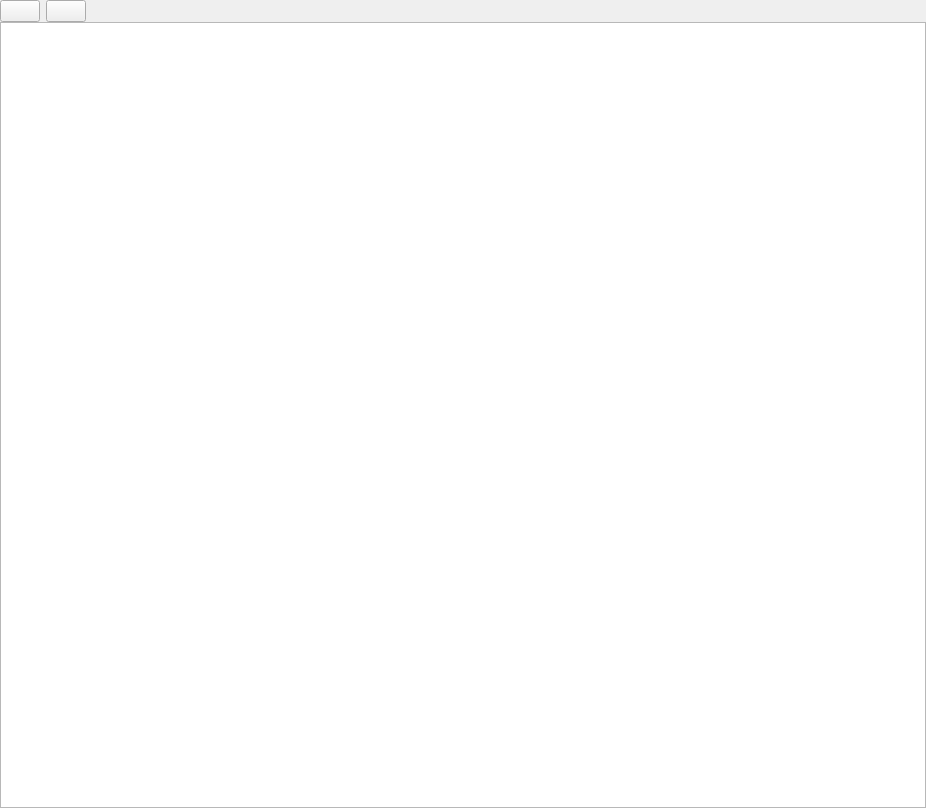
Old version of the form manager/src/UsersWidget.ui in the repository porkmarks/sense.
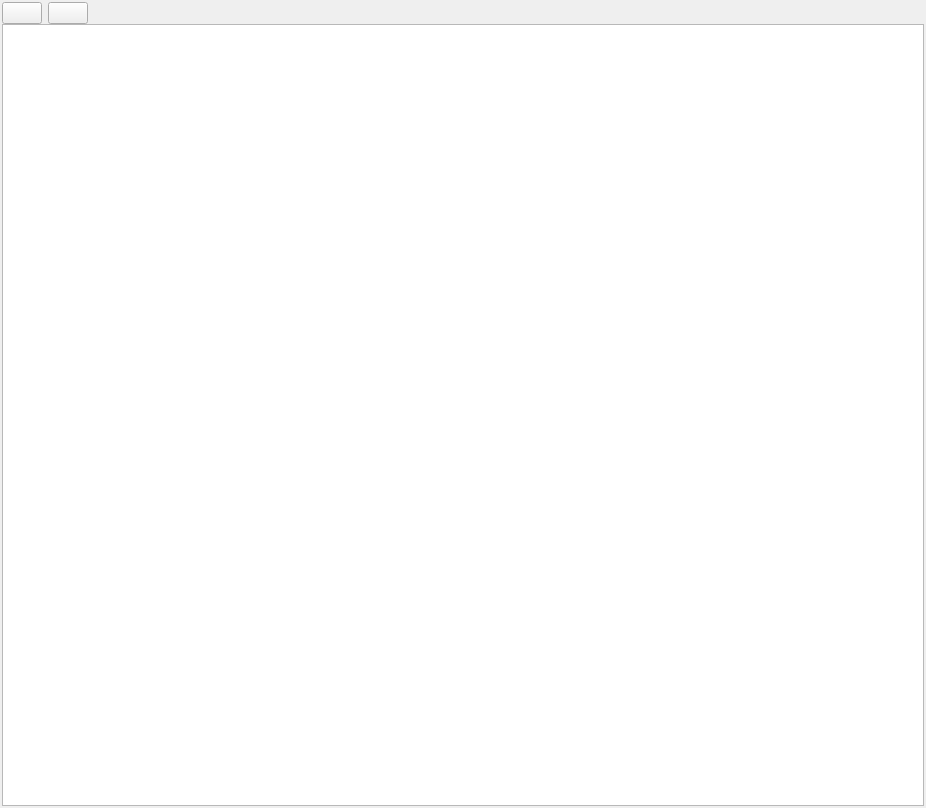
New version of the form. Icons and pictures are not drawn.

Diff of the .ui file:
```diff
--- a/manager/src/UsersWidget.ui
+++ b/manager/src/UsersWidget.ui
@@ -18,16 +18,16 @@
     <number>0</number>
    </property>
    <property name="leftMargin">
-    <number>0</number>
+    <number>2</number>
    </property>
    <property name="topMargin">
-    <number>0</number>
+    <number>2</number>
    </property>
    <property name="rightMargin">
-    <number>0</number>
+    <number>2</number>
    </property>
    <property name="bottomMargin">
-    <number>0</number>
+    <number>2</number>
    </property>
    <item>
     <widget class="QWidget" name="widget_2" native="true">
@@ -55,8 +55,8 @@
         </property>
         <property name="iconSize">
          <size>
-          <width>24</width>
-          <height>24</height>
+          <width>16</width>
+          <height>16</height>
          </size>
         </property>
        </widget>
@@ -72,8 +72,8 @@
         </property>
         <property name="iconSize">
          <size>
-          <width>24</width>
-          <height>24</height>
+          <width>16</width>
+          <height>16</height>
          </size>
         </property>
        </widget>
```
